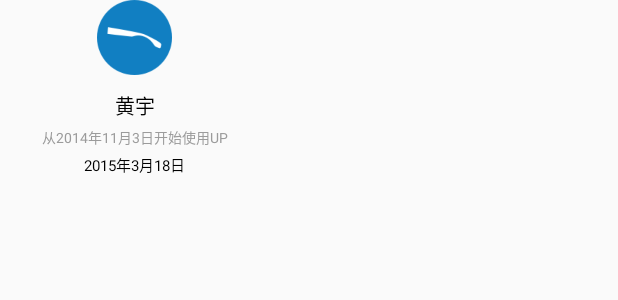
After one commit to changfeifan/akeso2.0, an Android app: the layout header_person.xml on its own in the app's theme, with its tools: preview values and no code run, on a phone screen of 412 x 824 dp. The commit adds this screen. Shown: the top 300 px of the screen. Run offline under Robolectric (Android 15) with nearby library versions, the phone set to English and light mode, and no system bars.

Commit message:
增加 左侧边栏基本完成

```diff
--- a/akeso2.0/app/src/main/AndroidManifest.xml
+++ b/akeso2.0/app/src/main/AndroidManifest.xml
@@ -32,7 +32,9 @@
         <activity android:name=".activity.AboutActivity"
             android:theme="@style/Theme.AppCompat.NoActionBar"
             />
-
+        <activity android:name=".activity.PersonalActivity"
+            android:theme="@style/Theme.AppCompat.NoActionBar"
+            />
     </application>
 
     <uses-permission android:name="android.permission.INTERNET"/>
--- a/akeso2.0/app/src/main/java/com/akeso/akeso20/DrawerActivity.java
+++ b/akeso2.0/app/src/main/java/com/akeso/akeso20/DrawerActivity.java
@@ -18,6 +18,7 @@ import android.widget.RelativeLayout;
 import com.akeso.akeso20.activity.AboutActivity;
 import com.akeso.akeso20.activity.FileActivity;
 import com.akeso.akeso20.activity.HelpActivity;
+import com.akeso.akeso20.activity.PersonalActivity;
 import com.akeso.akeso20.fragment.RecyclerViewFragment;
 import com.github.florent37.materialviewpager.MaterialViewPager;
 import com.github.florent37.materialviewpager.header.HeaderDesign;
@@ -75,7 +76,7 @@ public class DrawerActivity extends AppCompatActivity implements View.OnClickLis
 
             @Override
             public Fragment getItem(int position) {
-                switch (position % 4) {
+                switch (position % 3) {
                     //case 0:
                     //    return RecyclerViewFragment.newInstance();
                     //case 1:
@@ -177,6 +178,8 @@ public class DrawerActivity extends AppCompatActivity implements View.OnClickLis
                     case R.id.ll_about:
                         AboutActivity.show(DrawerActivity.this);
                         break;
+                    case R.id.ll_person:
+                        PersonalActivity.show(DrawerActivity.this);
                     default:
                         break;
                 }
@@ -187,6 +190,7 @@ public class DrawerActivity extends AppCompatActivity implements View.OnClickLis
         view2.findViewById(R.id.ll_help).setOnClickListener(listener);
         view2.findViewById(R.id.ll_file).setOnClickListener(listener);
         view2.findViewById(R.id.ll_about).setOnClickListener(listener);
+        view2.findViewById(R.id.ll_person).setOnClickListener(listener);
     }
 
     public void initRightLayout() {
--- a/akeso2.0/app/src/main/java/com/akeso/akeso20/fragment/RecyclerViewFragment.java
+++ b/akeso2.0/app/src/main/java/com/akeso/akeso20/fragment/RecyclerViewFragment.java
@@ -25,7 +25,7 @@ public class RecyclerViewFragment extends Fragment {
     private RecyclerView mRecyclerView;
     private RecyclerView.Adapter mAdapter;
 
-    private static final int ITEM_COUNT = 100;
+    private static final int ITEM_COUNT = 5;
 
     private List<Object> mContentItems = new ArrayList<>();
 
--- a/akeso2.0/app/src/main/res/layout/activity_drawer.xml
+++ b/akeso2.0/app/src/main/res/layout/activity_drawer.xml
@@ -6,6 +6,7 @@
     android:layout_height="match_parent"
 
     >
+
     <!--android:background="@android:color/transparent"-->
     <com.github.florent37.materialviewpager.MaterialViewPager
         android:id="@+id/materialViewPager"
--- a/akeso2.0/app/src/main/res/layout/drawer_left.xml
+++ b/akeso2.0/app/src/main/res/layout/drawer_left.xml
@@ -14,6 +14,7 @@
         android:src="@drawable/ic_clear" />
 
     <LinearLayout
+        android:id="@+id/ll_person"
         android:layout_width="match_parent"
         android:layout_height="wrap_content"
         android:gravity="center_vertical"
--- /dev/null
+++ b/akeso2.0/app/src/main/res/layout/header_person.xml
@@ -0,0 +1,43 @@
+<?xml version="1.0" encoding="utf-8"?><!--<TextView xmlns:android="http://schemas.android.com/apk/res/android"--><!--android:id="@+id/logo_white"--><!--android:layout_width="wrap_content"--><!--android:layout_height="@dimen/materialviewpager_logoHeight"--><!--android:text="title"--><!--android:textSize="30sp"--><!--android:textColor="@android:color/white"/>-->
+<LinearLayout xmlns:android="http://schemas.android.com/apk/res/android"
+    android:layout_width="180dp"
+    android:layout_height="wrap_content"
+    android:layout_centerHorizontal="true"
+    android:gravity="center"
+    android:orientation="vertical"
+    >
+
+    <ImageView
+        android:layout_width="50dp"
+        android:layout_height="50dp"
+        android:layout_gravity="center"
+        android:adjustViewBounds="true"
+        android:fitsSystemWindows="true"
+        android:src="@drawable/ic_right" />
+
+    <TextView
+        android:layout_width="wrap_content"
+        android:layout_height="wrap_content"
+        android:layout_marginTop="10dp"
+        android:gravity="center_horizontal"
+        android:text="黄宇"
+        android:textColor="@color/black"
+        android:textSize="13dp" />
+
+    <TextView
+        android:layout_width="wrap_content"
+        android:layout_height="wrap_content"
+        android:text="从2014年11月3日开始使用UP"
+        android:textSize="9dp"
+        android:layout_marginTop="3dp"
+        android:textColor="@color/text_gray"/>
+
+    <TextView
+        android:id="@+id/tv_today"
+        android:layout_width="wrap_content"
+        android:layout_height="wrap_content"
+        android:layout_marginTop="3dp"
+        android:text="2015年3月18日"
+        android:textColor="@color/black"
+        android:textSize="10dp" />
+</LinearLayout>
```
Also changed, not shown: akeso2.0/app/src/main/java/com/akeso/akeso20/activity/PersonalActivity.java (+92 -3 lines), akeso2.0/app/src/main/res/layout/activity_person.xml (added, +64 -0 lines), akeso2.0/app/src/main/res/drawable/ic_event.png (added), akeso2.0/app/src/main/res/drawable/pilao.jpg (added), akeso2.0/app/src/main/res/drawable/white.png (added).
